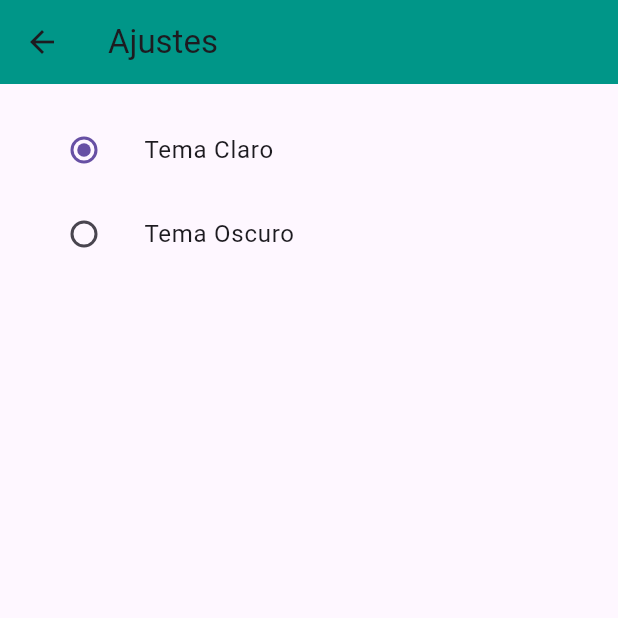
After one commit to felipeorjuela21/Temporizador-, a Flutter app: the SettingsPage screen opened by its route, on a phone screen of 412 x 824 dp, the top half of it. The commit adds this screen. Run offline on Flutter 3.47's test engine with Material 3 defaults, Android fonts, the phone set to English and light mode, and no system bars; our stand-ins replace shared_preferences, syncfusion_flutter_charts; missing offline and left inert: device_apps; accounts and stored records are empty; statements that could not run were skipped.

```diff
--- /dev/null
+++ b/lib/SettingsPage.dart
@@ -0,0 +1,44 @@
+import 'package:flutter/material.dart';
+import 'package:provider/provider.dart';
+import 'temporizador_viewmodel.dart';
+
+class SettingsPage extends StatelessWidget {
+  @override
+  Widget build(BuildContext context) {
+    final appModel = Provider.of<TemporizadorViewModel>(context);
+
+    return Scaffold(
+      appBar: AppBar(
+        title: Text('Ajustes'),
+        backgroundColor: Colors.teal,
+      ),
+      body: Padding(
+        padding: const EdgeInsets.all(16.0),
+        child: Column(
+          children: [
+            ListTile(
+              title: Text('Tema Claro'),
+              leading: Radio(
+                value: ThemeMode.light,
+                groupValue: appModel.themeMode,
+                onChanged: (ThemeMode? value) {
+                  appModel.setThemeMode(value ?? ThemeMode.light);
+                },
+              ),
+            ),
+            ListTile(
+              title: Text('Tema Oscuro'),
+              leading: Radio(
+                value: ThemeMode.dark,
+                groupValue: appModel.themeMode,
+                onChanged: (ThemeMode? value) {
+                  appModel.setThemeMode(value ?? ThemeMode.dark);
+                },
+              ),
+            ),
+          ],
+        ),
+      ),
+    );
+  }
+}
--- a/lib/model/application.dart
+++ b/lib/model/application.dart
@@ -1,8 +1,9 @@
-// lib/model/application.dart
+import 'dart:typed_data';
+
 class Application {
   final String appName;
   final String packageName;
-  final String? icon;
+  final Uint8List? icon; // Asegúrate de usar Uint8List para el ícono
   Duration totalUsage;
   List<int> weeklyUsage;
 
@@ -14,23 +15,32 @@ class Application {
     this.weeklyUsage = const [0, 0, 0, 0, 0, 0, 0],
   });
 
-  double get averageUsage => totalUsage.inMinutes / 7;
+  // Getter para calcular el uso promedio
+  double get averageUsage {
+    int totalMinutes = weeklyUsage.reduce((a, b) => a + b);
+    return totalMinutes / weeklyUsage.length;
+  }
+
+  Map<String, dynamic> toJson() {
+    return {
+      'appName': appName,
+      'packageName': packageName,
+      'icon':
+          icon, // Asegúrate de manejar la serialización del ícono si es necesario
+      'totalUsage': totalUsage.inMinutes,
+      'weeklyUsage': weeklyUsage,
+    };
+  }
 
   factory Application.fromJson(Map<String, dynamic> json) {
     return Application(
       appName: json['appName'],
       packageName: json['packageName'],
-      icon: json['icon'],
+      icon: json['icon'] != null
+          ? Uint8List.fromList(List<int>.from(json['icon']))
+          : null,
       totalUsage: Duration(minutes: json['totalUsage']),
       weeklyUsage: List<int>.from(json['weeklyUsage']),
     );
   }
-
-  Map<String, dynamic> toJson() => {
-        'appName': appName,
-        'packageName': packageName,
-        'icon': icon,
-        'totalUsage': totalUsage.inMinutes,
-        'weeklyUsage': weeklyUsage,
-      };
 }
```
Also changed, not shown: lib/ChartPage.dart (added, +65 -0 lines), lib/home_screen.dart (+37 -23 lines), lib/main.dart (+8 -4 lines), lib/temporizador_viewmodel.dart (+29 -11 lines), lib/timer_screen.dart (+44 -19 lines).
